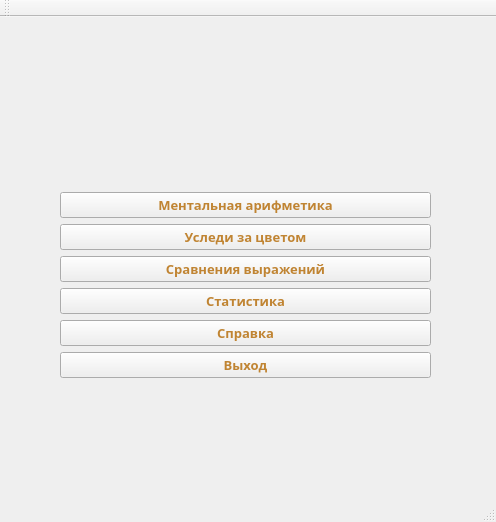
This is mainwindow.ui in moevm/gui-1h2017-12 as Qt 5 draws it before an edit. The edited form follows.
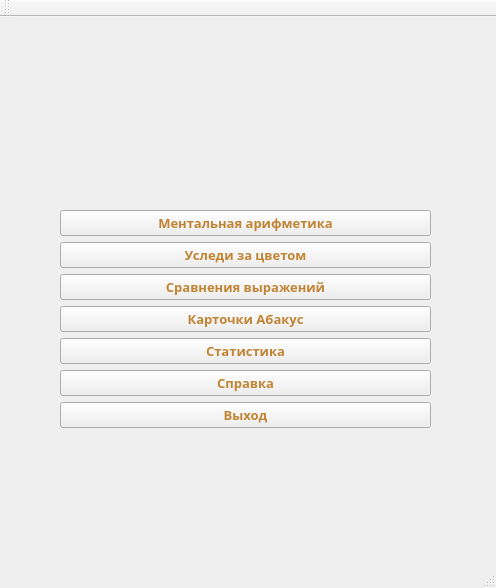
This is the edited form. Icons and pictures are not drawn.

What changed in the file:
```diff
--- a/mainwindow.ui
+++ b/mainwindow.ui
@@ -7,7 +7,7 @@
     <x>0</x>
     <y>0</y>
     <width>496</width>
-    <height>522</height>
+    <height>588</height>
    </rect>
   </property>
   <property name="palette">
@@ -68,7 +68,7 @@
       <x>10</x>
       <y>10</y>
       <width>471</width>
-      <height>437</height>
+      <height>496</height>
      </rect>
     </property>
     <layout class="QVBoxLayout" name="verticalLayout">
@@ -325,6 +325,26 @@
          </property>
         </widget>
        </item>
+       <item>
+        <widget class="QPushButton" name="stats_2">
+         <property name="cursor">
+          <cursorShape>PointingHandCursor</cursorShape>
+         </property>
+         <property name="text">
+          <string>Карточки Абакус</string>
+         </property>
+         <property name="icon">
+          <iconset resource="imgfiles.qrc">
+           <normaloff>:/images/foto/card.png</normaloff>:/images/foto/card.png</iconset>
+         </property>
+         <property name="iconSize">
+          <size>
+           <width>45</width>
+           <height>45</height>
+          </size>
+         </property>
+        </widget>
+       </item>
        <item>
         <widget class="QPushButton" name="stats">
          <property name="cursor">
```
Left out of the diff: 22 changed lines with no effect on the pictures.
